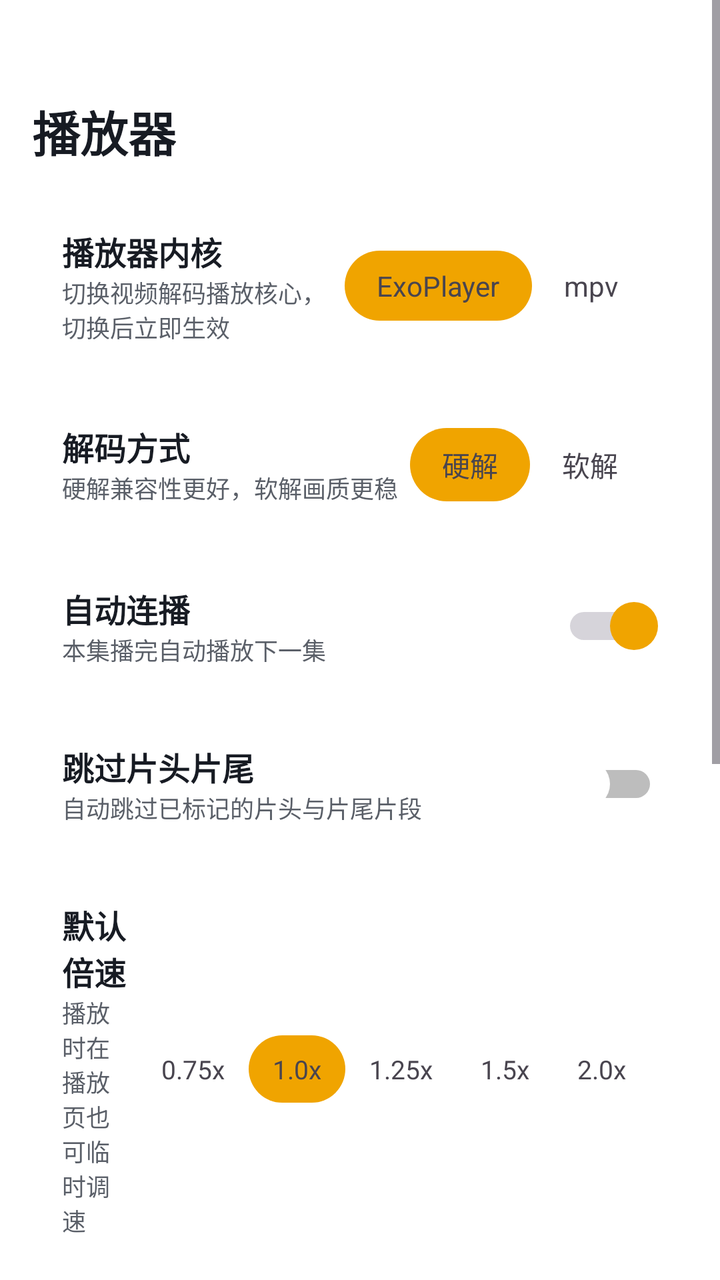
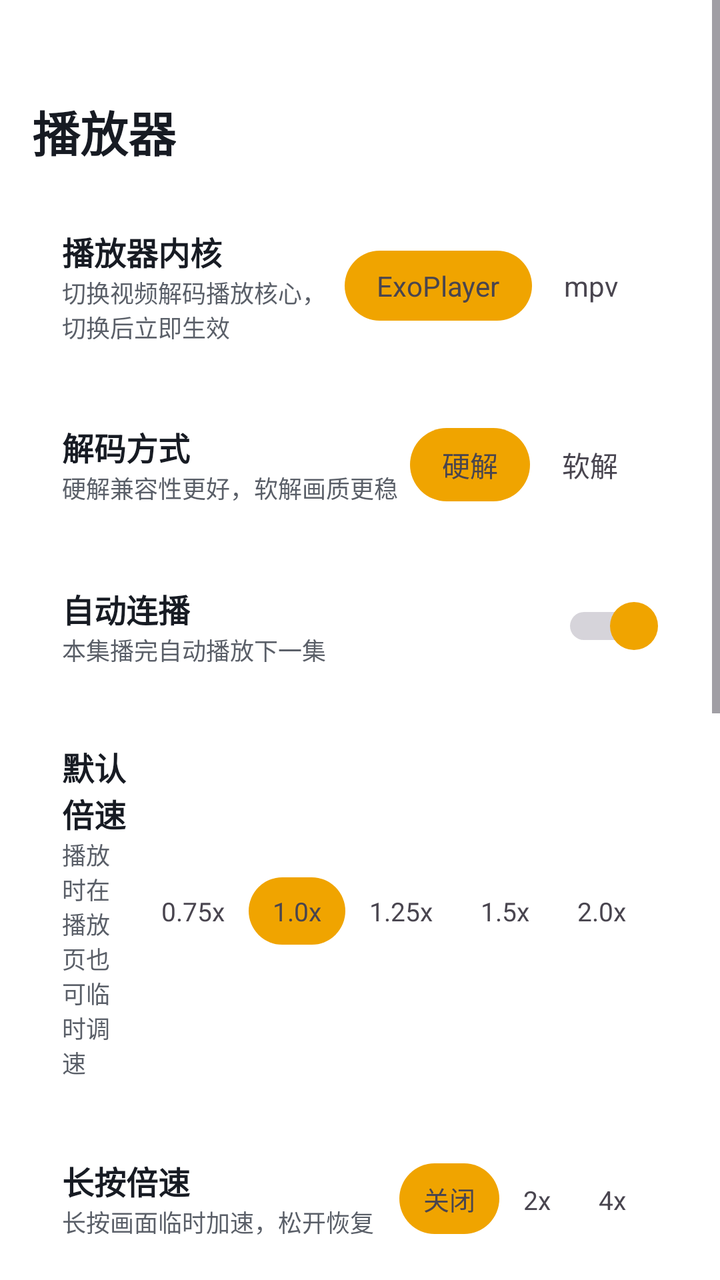

Compare the two renders of this Android layout. The source of the first and the diff that turns it into the second are given below.
<!-- AndroidManifest.xml: another module's application theme Theme.App -->
<!-- res/layout/activity_player_settings.xml -->
<?xml version="1.0" encoding="utf-8"?>
<ScrollView xmlns:android="http://schemas.android.com/apk/res/android"
    android:layout_width="match_parent"
    android:layout_height="match_parent"
    android:fillViewport="true">
    <LinearLayout
        android:layout_width="match_parent"
        android:layout_height="wrap_content"
        android:orientation="vertical"
        android:paddingLeft="16dp"
        android:paddingRight="16dp"
        android:paddingTop="48dp"
        android:paddingBottom="16dp">
        <TextView
            android:layout_width="wrap_content"
            android:layout_height="wrap_content"
            android:text="播放器"
            android:textColor="#171B23"
            android:textSize="24sp"
            android:textStyle="bold"
            android:layout_marginBottom="16dp" />
        <LinearLayout
            android:layout_width="match_parent"
            android:layout_height="wrap_content"
            android:layout_marginBottom="8dp"
            android:background="@drawable/xc_setcard_v2"
            android:orientation="horizontal"
            android:padding="15dp"
            android:gravity="center_vertical">
            <LinearLayout
                android:layout_width="0dp"
                android:layout_height="wrap_content"
                android:layout_weight="1"
                android:orientation="vertical">
                <TextView
                    android:layout_width="wrap_content"
                    android:layout_height="wrap_content"
                    android:text="播放器内核"
                    android:textColor="#171B23"
                    android:textSize="16sp"
                    android:textStyle="bold" />
                <TextView
                    android:layout_width="wrap_content"
                    android:layout_height="wrap_content"
                    android:text="切换视频解码播放核心，切换后立即生效"
                    android:textColor="#5A5F68"
                    android:textSize="12sp" />
            </LinearLayout>
            <LinearLayout
                android:layout_width="wrap_content"
                android:layout_height="wrap_content"
                android:orientation="horizontal"
                android:background="@drawable/xc_seg_container" android:padding="4dp">
                <TextView android:id="@+id/kernel_exo" android:layout_width="wrap_content" android:layout_height="wrap_content" android:paddingLeft="16dp" android:paddingRight="16dp" android:paddingTop="8dp" android:paddingBottom="8dp" android:text="ExoPlayer" android:textSize="14sp" android:background="@drawable/xc_seg_selected" />
                <TextView android:id="@+id/kernel_mpv" android:layout_width="wrap_content" android:layout_height="wrap_content" android:paddingLeft="16dp" android:paddingRight="16dp" android:paddingTop="8dp" android:paddingBottom="8dp" android:text="mpv" android:textSize="14sp" />
            </LinearLayout>
        </LinearLayout>
        <LinearLayout
            android:layout_width="match_parent"
            android:layout_height="wrap_content"
            android:layout_marginBottom="8dp"
            android:background="@drawable/xc_setcard_v2"
            android:orientation="horizontal"
            android:padding="15dp"
            android:gravity="center_vertical">
            <LinearLayout
                android:layout_width="0dp"
                android:layout_height="wrap_content"
                android:layout_weight="1"
                android:orientation="vertical">
                <TextView
                    android:layout_width="wrap_content"
                    android:layout_height="wrap_content"
                    android:text="解码方式"
                    android:textColor="#171B23"
                    android:textSize="16sp"
                    android:textStyle="bold" />
                <TextView
                    android:layout_width="wrap_content"
                    android:layout_height="wrap_content"
                    android:text="硬解兼容性更好，软解画质更稳"
                    android:textColor="#5A5F68"
                    android:textSize="12sp" />
            </LinearLayout>
            <LinearLayout
                android:layout_width="wrap_content"
                android:layout_height="wrap_content"
                android:orientation="horizontal"
                android:background="@drawable/xc_seg_container" android:padding="4dp">
                <TextView android:id="@+id/decode_hard" android:layout_width="wrap_content" android:layout_height="wrap_content" android:paddingLeft="16dp" android:paddingRight="16dp" android:paddingTop="8dp" android:paddingBottom="8dp" android:text="硬解" android:textSize="14sp" android:background="@drawable/xc_seg_selected" />
                <TextView android:id="@+id/decode_soft" android:layout_width="wrap_content" android:layout_height="wrap_content" android:paddingLeft="16dp" android:paddingRight="16dp" android:paddingTop="8dp" android:paddingBottom="8dp" android:text="软解" android:textSize="14sp" />
            </LinearLayout>
        </LinearLayout>
        <LinearLayout
            android:id="@+id/card_autonext"
            android:layout_width="match_parent"
            android:layout_height="wrap_content"
            android:layout_marginBottom="8dp"
            android:background="@drawable/xc_setcard_v2"
            android:orientation="horizontal"
            android:padding="15dp"
            android:gravity="center_vertical"
            android:clickable="true"
            android:focusable="true">
            <LinearLayout
                android:layout_width="0dp"
                android:layout_height="wrap_content"
                android:layout_weight="1"
                android:orientation="vertical">
                <TextView
                    android:layout_width="wrap_content"
                    android:layout_height="wrap_content"
                    android:text="自动连播"
                    android:textColor="#171B23"
                    android:textSize="16sp"
                    android:textStyle="bold" />
                <TextView
                    android:layout_width="wrap_content"
                    android:layout_height="wrap_content"
                    android:text="本集播完自动播放下一集"
                    android:textColor="#5A5F68"
                    android:textSize="12sp" />
            </LinearLayout>
            <Switch android:id="@+id/switch_autonext" android:layout_width="wrap_content" android:layout_height="wrap_content" android:checked="true"  android:thumb="@drawable/xc_switch_thumb"/>
        </LinearLayout>
        <LinearLayout
            android:id="@+id/card_skip"
            android:layout_width="match_parent"
            android:layout_height="wrap_content"
            android:layout_marginBottom="8dp"
            android:background="@drawable/xc_setcard_v2"
            android:orientation="horizontal"
            android:padding="15dp"
            android:gravity="center_vertical"
            android:clickable="true"
            android:focusable="true">
            <LinearLayout
                android:layout_width="0dp"
                android:layout_height="wrap_content"
                android:layout_weight="1"
                android:orientation="vertical">
                <TextView
                    android:layout_width="wrap_content"
                    android:layout_height="wrap_content"
                    android:text="跳过片头片尾"
                    android:textColor="#171B23"
                    android:textSize="16sp"
                    android:textStyle="bold" />
                <TextView
                    android:layout_width="wrap_content"
                    android:layout_height="wrap_content"
                    android:text="自动跳过已标记的片头与片尾片段"
                    android:textColor="#5A5F68"
                    android:textSize="12sp" />
            </LinearLayout>
            <Switch android:id="@+id/switch_skip" android:layout_width="wrap_content" android:layout_height="wrap_content" android:checked="false"  android:thumb="@drawable/xc_switch_thumb"/>
        </LinearLayout>
        <LinearLayout
            android:layout_width="match_parent"
            android:layout_height="wrap_content"
            android:layout_marginBottom="8dp"
            android:background="@drawable/xc_setcard_v2"
            android:orientation="horizontal"
            android:padding="15dp"
            android:gravity="center_vertical">
            <LinearLayout
                android:layout_width="0dp"
                android:layout_height="wrap_content"
                android:layout_weight="1"
                android:orientation="vertical">
                <TextView
                    android:layout_width="wrap_content"
                    android:layout_height="wrap_content"
                    android:text="默认倍速"
                    android:textColor="#171B23"
                    android:textSize="16sp"
                    android:textStyle="bold" />
                <TextView
                    android:layout_width="wrap_content"
                    android:layout_height="wrap_content"
                    android:text="播放时在播放页也可临时调速"
                    android:textColor="#5A5F68"
                    android:textSize="12sp" />
            </LinearLayout>
            <LinearLayout
                android:layout_width="wrap_content"
                android:layout_height="wrap_content"
                android:orientation="horizontal"
                android:background="@drawable/xc_seg_container" android:padding="4dp">
                <TextView android:id="@+id/speed_075" android:layout_width="wrap_content" android:layout_height="wrap_content" android:paddingLeft="12dp" android:paddingRight="12dp" android:paddingTop="8dp" android:paddingBottom="8dp" android:text="0.75x" android:textSize="13sp" />
                <TextView android:id="@+id/speed_100" android:layout_width="wrap_content" android:layout_height="wrap_content" android:paddingLeft="12dp" android:paddingRight="12dp" android:paddingTop="8dp" android:paddingBottom="8dp" android:text="1.0x" android:textSize="13sp" android:background="@drawable/xc_seg_selected" />
                <TextView android:id="@+id/speed_125" android:layout_width="wrap_content" android:layout_height="wrap_content" android:paddingLeft="12dp" android:paddingRight="12dp" android:paddingTop="8dp" android:paddingBottom="8dp" android:text="1.25x" android:textSize="13sp" />
                <TextView android:id="@+id/speed_150" android:layout_width="wrap_content" android:layout_height="wrap_content" android:paddingLeft="12dp" android:paddingRight="12dp" android:paddingTop="8dp" android:paddingBottom="8dp" android:text="1.5x" android:textSize="13sp" />
                <TextView android:id="@+id/speed_200" android:layout_width="wrap_content" android:layout_height="wrap_content" android:paddingLeft="12dp" android:paddingRight="12dp" android:paddingTop="8dp" android:paddingBottom="8dp" android:text="2.0x" android:textSize="13sp" />
            </LinearLayout>
        </LinearLayout>
        <LinearLayout
            android:layout_width="match_parent"
            android:layout_height="wrap_content"
            android:layout_marginBottom="8dp"
            android:background="@drawable/xc_setcard_v2"
            android:orientation="horizontal"
            android:padding="15dp"
            android:gravity="center_vertical">
            <LinearLayout
                android:layout_width="0dp"
                android:layout_height="wrap_content"
                android:layout_weight="1"
                android:orientation="vertical">
                <TextView
                    android:layout_width="wrap_content"
                    android:layout_height="wrap_content"
                    android:text="长按倍速"
                    android:textColor="#171B23"
                    android:textSize="16sp"
                    android:textStyle="bold" />
                <TextView
                    android:layout_width="wrap_content"
                    android:layout_height="wrap_content"
                    android:text="长按画面临时加速，松开恢复"
                    android:textColor="#5A5F68"
                    android:textSize="12sp" />
            </LinearLayout>
            <LinearLayout
                android:layout_width="wrap_content"
                android:layout_height="wrap_content"
                android:orientation="horizontal"
                android:background="@drawable/xc_seg_container" android:padding="4dp">
                <TextView android:id="@+id/lp_off" android:layout_width="wrap_content" android:layout_height="wrap_content" android:paddingLeft="12dp" android:paddingRight="12dp" android:paddingTop="8dp" android:paddingBottom="8dp" android:text="关闭" android:textSize="13sp" android:background="@drawable/xc_seg_selected" />
                <TextView android:id="@+id/lp_2x" android:layout_width="wrap_content" android:layout_height="wrap_content" android:paddingLeft="12dp" android:paddingRight="12dp" android:paddingTop="8dp" android:paddingBottom="8dp" android:text="2x" android:textSize="13sp" />
                <TextView android:id="@+id/lp_4x" android:layout_width="wrap_content" android:layout_height="wrap_content" android:paddingLeft="12dp" android:paddingRight="12dp" android:paddingTop="8dp" android:paddingBottom="8dp" android:text="4x" android:textSize="13sp" />
            </LinearLayout>
        </LinearLayout>
        <LinearLayout
            android:layout_width="match_parent"
            android:layout_height="wrap_content"
            android:layout_marginBottom="8dp"
            android:background="@drawable/xc_setcard_v2"
            android:orientation="horizontal"
            android:padding="15dp"
            android:gravity="center_vertical">
            <LinearLayout
                android:layout_width="0dp"
                android:layout_height="wrap_content"
                android:layout_weight="1"
                android:orientation="vertical">
                <TextView
                    android:layout_width="wrap_content"
                    android:layout_height="wrap_content"
                    android:text="后台与画中画"
                    android:textColor="#171B23"
                    android:textSize="16sp"
                    android:textStyle="bold" />
                <TextView
                    android:layout_width="wrap_content"
                    android:layout_height="wrap_content"
                    android:text="切后台时保持播放或小窗"
                    android:textColor="#5A5F68"
                    android:textSize="12sp" />
            </LinearLayout>
            <LinearLayout
                android:layout_width="wrap_content"
                android:layout_height="wrap_content"
                android:orientation="horizontal"
                android:background="@drawable/xc_seg_container" android:padding="4dp">
                <TextView android:id="@+id/bp_off" android:layout_width="wrap_content" android:layout_height="wrap_content" android:paddingLeft="12dp" android:paddingRight="12dp" android:paddingTop="8dp" android:paddingBottom="8dp" android:text="关闭" android:textSize="13sp" android:background="@drawable/xc_seg_selected" />
                <TextView android:id="@+id/bp_bg" android:layout_width="wrap_content" android:layout_height="wrap_content" android:paddingLeft="12dp" android:paddingRight="12dp" android:paddingTop="8dp" android:paddingBottom="8dp" android:text="后台播放" android:textSize="13sp" />
                <TextView android:id="@+id/bp_pip" android:layout_width="wrap_content" android:layout_height="wrap_content" android:paddingLeft="12dp" android:paddingRight="12dp" android:paddingTop="8dp" android:paddingBottom="8dp" android:text="画中画" android:textSize="13sp" />
            </LinearLayout>
        </LinearLayout>
        <LinearLayout
            android:id="@+id/card_danmu"
            android:layout_width="match_parent"
            android:layout_height="wrap_content"
            android:layout_marginBottom="8dp"
            android:background="@drawable/xc_setcard_v2"
            android:foreground="?attr/selectableItemBackground"
            android:orientation="horizontal"
            android:padding="15dp"
            android:gravity="center_vertical"
            android:clickable="true"
            android:focusable="true">
            <LinearLayout
                android:layout_width="0dp"
                android:layout_height="wrap_content"
                android:layout_weight="1"
                android:orientation="vertical">
                <TextView
                    android:layout_width="wrap_content"
                    android:layout_height="wrap_content"
                    android:text="弹幕设置"
                    android:textColor="#171B23"
                    android:textSize="16sp"
                    android:textStyle="bold" />
                <TextView
                    android:layout_width="wrap_content"
                    android:layout_height="wrap_content"
                    android:id="@+id/tv_danmu_status"
                    android:text="已开启"
                    android:textColor="#5A5F68"
                    android:textSize="12sp" />
            </LinearLayout>
            <ImageView android:layout_width="18dp" android:layout_height="18dp" android:src="@drawable/ic_chev_v2" />
        </LinearLayout>
        <LinearLayout
            android:id="@+id/card_subtitle"
            android:layout_width="match_parent"
            android:layout_height="wrap_content"
            android:layout_marginBottom="8dp"
            android:background="@drawable/xc_setcard_v2"
            android:foreground="?attr/selectableItemBackground"
            android:orientation="horizontal"
            android:padding="15dp"
            android:gravity="center_vertical"
            android:clickable="true"
            android:focusable="true">
            <LinearLayout
                android:layout_width="0dp"
                android:layout_height="wrap_content"
                android:layout_weight="1"
                android:orientation="vertical">
                <TextView
                    android:layout_width="wrap_content"
                    android:layout_height="wrap_content"
                    android:text="字幕设置"
                    android:textColor="#171B23"
                    android:textSize="16sp"
                    android:textStyle="bold" />
                <TextView
                    android:layout_width="wrap_content"
                    android:layout_height="wrap_content"
                    android:id="@+id/tv_subtitle_status"
                    android:text="已开启"
                    android:textColor="#5A5F68"
                    android:textSize="12sp" />
            </LinearLayout>
            <ImageView android:layout_width="18dp" android:layout_height="18dp" android:src="@drawable/ic_chev_v2" />
        </LinearLayout>
        <LinearLayout
            android:id="@+id/card_skip_settings"
            android:layout_width="match_parent"
            android:layout_height="wrap_content"
            android:layout_marginBottom="8dp"
            android:background="@drawable/xc_setcard_v2"
            android:foreground="?attr/selectableItemBackground"
            android:orientation="horizontal"
            android:padding="15dp"
            android:gravity="center_vertical"
            android:clickable="true"
            android:focusable="true">
            <LinearLayout
                android:layout_width="0dp"
                android:layout_height="wrap_content"
                android:layout_weight="1"
                android:orientation="vertical">
                <TextView
                    android:layout_width="wrap_content"
                    android:layout_height="wrap_content"
                    android:text="片头片尾"
                    android:textColor="#171B23"
                    android:textSize="16sp"
                    android:textStyle="bold" />
                <TextView
                    android:layout_width="wrap_content"
                    android:layout_height="wrap_content"
                    android:id="@+id/tv_skip_status"
                    android:text="已开启"
                    android:textColor="#5A5F68"
                    android:textSize="12sp" />
            </LinearLayout>
            <ImageView android:layout_width="18dp" android:layout_height="18dp" android:src="@drawable/ic_chev_v2" />
        </LinearLayout>
    </LinearLayout>
</ScrollView>
<!-- resources referenced by this layout -->
<resources>
  <!-- drawable ic_chev_v2 (drawable) -->
  <?xml version="1.0" encoding="utf-8"?>
  <vector xmlns:android="http://schemas.android.com/apk/res/android"
      android:width="18dp"
      android:height="18dp"
      android:viewportWidth="24"
      android:viewportHeight="24">
      <path
          android:fillColor="#2E3A4E"
          android:pathData="M9,6l6,6l-6,6" />
  </vector>
  <!-- drawable xc_seg_container (drawable) -->
  <?xml version="1.0" encoding="utf-8"?>
  <shape xmlns:android="http://schemas.android.com/apk/res/android" android:shape="rectangle">
      <corners android:radius="20dp" />
      <solid android:color="#FFFFFF" />
  </shape>
  <!-- drawable xc_seg_selected (drawable) -->
  <?xml version="1.0" encoding="utf-8"?>
  <shape xmlns:android="http://schemas.android.com/apk/res/android" android:shape="rectangle">
      <corners android:radius="20dp" />
      <solid android:color="#f0a400" />
  </shape>
  <!-- drawable xc_setcard_v2 (drawable) -->
  <?xml version="1.0" encoding="utf-8"?>
  <shape xmlns:android="http://schemas.android.com/apk/res/android" android:shape="rectangle">
      <corners android:radius="10dp" />
      <solid android:color="#57FFFFFF" />
      <stroke android:width="1dp" android:color="#61FFFFFF" />
  </shape>
  <!-- drawable xc_switch_thumb (drawable) -->
  <?xml version="1.0" encoding="utf-8"?>
  <selector xmlns:android="http://schemas.android.com/apk/res/android">
      <item android:state_checked="true">
          <shape android:shape="oval">
              <solid android:color="#f0a400" />
              <size android:width="24dp" android:height="24dp" />
          </shape>
      </item>
      <item>
          <shape android:shape="oval">
              <solid android:color="#FFFFFF" />
              <size android:width="24dp" android:height="24dp" />
          </shape>
      </item>
  </selector>
  <style name="Theme.App" parent="Theme.XingChen">
          <item name="android:windowDisablePreview">true</item>
          <item name="android:windowSplashScreenBackground">#000000</item>
          <item name="android:windowBackground">#000000</item>
      </style>
  <style name="Theme.XingChen" parent="Theme.Material3.DayNight.NoActionBar">
          <item name="android:windowBackground">@android:color/transparent</item>
                <item name="android:colorBackground">@android:color/transparent</item>
          <item name="colorPrimary">#f0a400</item>
          <item name="colorPrimaryVariant">#c07f00</item>
          <item name="colorOnPrimary">@android:color/white</item>
      </style>
</resources>

<!-- the commit's change to res/layout/activity_player_settings.xml (unified diff, before → after) -->
@@ -124,38 +124,6 @@
             <Switch android:id="@+id/switch_autonext" android:layout_width="wrap_content" android:layout_height="wrap_content" android:checked="true"  android:thumb="@drawable/xc_switch_thumb"/>
         </LinearLayout>
         <LinearLayout
-            android:id="@+id/card_skip"
-            android:layout_width="match_parent"
-            android:layout_height="wrap_content"
-            android:layout_marginBottom="8dp"
-            android:background="@drawable/xc_setcard_v2"
-            android:orientation="horizontal"
-            android:padding="15dp"
-            android:gravity="center_vertical"
-            android:clickable="true"
-            android:focusable="true">
-            <LinearLayout
-                android:layout_width="0dp"
-                android:layout_height="wrap_content"
-                android:layout_weight="1"
-                android:orientation="vertical">
-                <TextView
-                    android:layout_width="wrap_content"
-                    android:layout_height="wrap_content"
-                    android:text="跳过片头片尾"
-                    android:textColor="#171B23"
-                    android:textSize="16sp"
-                    android:textStyle="bold" />
-                <TextView
-                    android:layout_width="wrap_content"
-                    android:layout_height="wrap_content"
-                    android:text="自动跳过已标记的片头与片尾片段"
-                    android:textColor="#5A5F68"
-                    android:textSize="12sp" />
-            </LinearLayout>
-            <Switch android:id="@+id/switch_skip" android:layout_width="wrap_content" android:layout_height="wrap_content" android:checked="false"  android:thumb="@drawable/xc_switch_thumb"/>
-        </LinearLayout>
-        <LinearLayout
             android:layout_width="match_parent"
             android:layout_height="wrap_content"
             android:layout_marginBottom="8dp"
@@ -337,38 +305,112 @@
             <ImageView android:layout_width="18dp" android:layout_height="18dp" android:src="@drawable/ic_chev_v2" />
         </LinearLayout>
         <LinearLayout
-            android:id="@+id/card_skip_settings"
-            android:layout_width="match_parent"
-            android:layout_height="wrap_content"
-            android:layout_marginBottom="8dp"
-            android:background="@drawable/xc_setcard_v2"
-            android:foreground="?attr/selectableItemBackground"
-            android:orientation="horizontal"
-            android:padding="15dp"
-            android:gravity="center_vertical"
-            android:clickable="true"
-            android:focusable="true">
-            <LinearLayout
-                android:layout_width="0dp"
-                android:layout_height="wrap_content"
-                android:layout_weight="1"
-                android:orientation="vertical">
-                <TextView
-                    android:layout_width="wrap_content"
-                    android:layout_height="wrap_content"
-                    android:text="片头片尾"
-                    android:textColor="#171B23"
-                    android:textSize="16sp"
-                    android:textStyle="bold" />
-                <TextView
-                    android:layout_width="wrap_content"
-                    android:layout_height="wrap_content"
-                    android:id="@+id/tv_skip_status"
-                    android:text="已开启"
-                    android:textColor="#5A5F68"
-                    android:textSize="12sp" />
-            </LinearLayout>
-            <ImageView android:layout_width="18dp" android:layout_height="18dp" android:src="@drawable/ic_chev_v2" />
+            android:layout_width="match_parent"
+            android:layout_height="wrap_content"
+            android:layout_marginBottom="8dp"
+            android:background="@drawable/xc_setcard_v2"
+            android:orientation="vertical"
+            android:padding="15dp">
+            <TextView
+                android:layout_width="wrap_content"
+                android:layout_height="wrap_content"
+                android:text="片头片尾"
+                android:textColor="#171B23"
+                android:textSize="16sp"
+                android:textStyle="bold"
+                android:layout_marginBottom="4dp" />
+            <LinearLayout
+                android:layout_width="match_parent"
+                android:layout_height="wrap_content"
+                android:orientation="horizontal"
+                android:gravity="center_vertical"
+                android:paddingTop="8dp"
+                android:paddingBottom="8dp">
+                <LinearLayout
+                    android:layout_width="0dp"
+                    android:layout_height="wrap_content"
+                    android:layout_weight="1"
+                    android:orientation="vertical">
+                    <TextView
+                        android:layout_width="wrap_content"
+                        android:layout_height="wrap_content"
+                        android:text="自动跳过"
+                        android:textColor="#171B23"
+                        android:textSize="15sp"
+                        android:textStyle="bold" />
+                    <TextView
+                        android:layout_width="wrap_content"
+                        android:layout_height="wrap_content"
+                        android:text="自动跳过已标记的片头与片尾片段"
+                        android:textColor="#5A5F68"
+                        android:textSize="12sp" />
+                </LinearLayout>
+                <Switch android:id="@+id/switch_skip" android:layout_width="wrap_content" android:layout_height="wrap_content" android:checked="false" android:thumb="@drawable/xc_switch_thumb"/>
+            </LinearLayout>
+            <View
+                android:layout_width="match_parent"
+                android:layout_height="1dp"
+                android:background="#10000000" />
+            <LinearLayout
+                android:layout_width="match_parent"
+                android:layout_height="wrap_content"
+                android:orientation="horizontal"
+                android:gravity="center_vertical"
+                android:paddingTop="8dp"
+                android:paddingBottom="8dp">
+                <LinearLayout
+                    android:layout_width="0dp"
+                    android:layout_height="wrap_content"
+                    android:layout_weight="1"
+                    android:orientation="vertical">
+                    <TextView
+                        android:layout_width="wrap_content"
+                        android:layout_height="wrap_content"
+                        android:text="显示片头按钮"
+                        android:textColor="#171B23"
+                        android:textSize="15sp"
+                        android:textStyle="bold" />
+                    <TextView
+                        android:layout_width="wrap_content"
+                        android:layout_height="wrap_content"
+                        android:text="在播放器底部显示跳过片头按钮"
+                        android:textColor="#5A5F68"
+                        android:textSize="12sp" />
+                </LinearLayout>
+                <Switch android:id="@+id/switch_skip_opening" android:layout_width="wrap_content" android:layout_height="wrap_content" android:checked="true" android:thumb="@drawable/xc_switch_thumb"/>
+            </LinearLayout>
+            <View
+                android:layout_width="match_parent"
+                android:layout_height="1dp"
+                android:background="#10000000" />
+            <LinearLayout
+                android:layout_width="match_parent"
+                android:layout_height="wrap_content"
+                android:orientation="horizontal"
+                android:gravity="center_vertical"
+                android:paddingTop="8dp"
+                android:paddingBottom="8dp">
+                <LinearLayout
+                    android:layout_width="0dp"
+                    android:layout_height="wrap_content"
+                    android:layout_weight="1"
+                    android:orientation="vertical">
+                    <TextView
+                        android:layout_width="wrap_content"
+                        android:layout_height="wrap_content"
+                        android:text="显示片尾按钮"
+                        android:textColor="#171B23"
+                        android:textSize="15sp"
+                        android:textStyle="bold" />
+                    <TextView
+                        android:layout_width="wrap_content"
+                        android:layout_height="wrap_content"
+                        android:text="在播放器底部显示跳过片尾按钮"
+                        android:textColor="#5A5F68"
+                        android:textSize="12sp" />
+                </LinearLayout>
+                <Switch android:id="@+id/switch_skip_ending" android:layout_width="wrap_content" android:layout_height="wrap_content" android:checked="true" android:thumb="@drawable/xc_switch_thumb"/>
+            </LinearLayout>
         </LinearLayout>
     </LinearLayout>
 </ScrollView>
